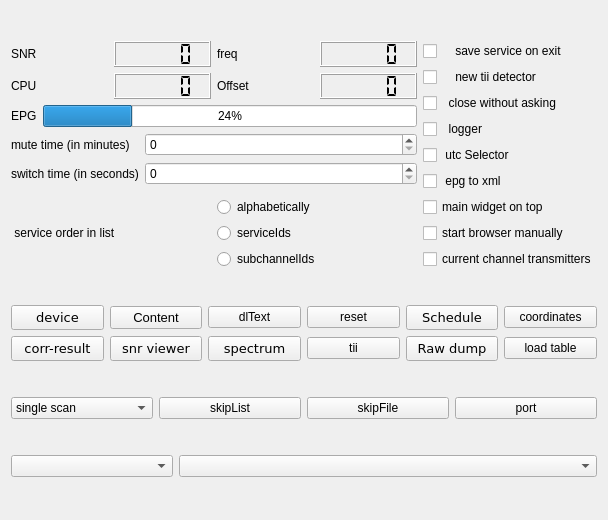
First picture: the form in qt-dab-s5/forms-v5/config-helper.ui, repository JvanKatwijk/qt-dab, before the edit.
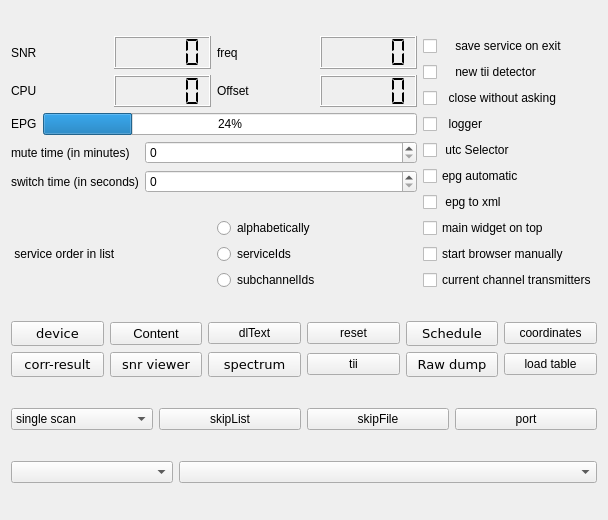
Second picture: the form after the edit. Custom widgets are drawn as their Qt base class.

Diff of the .ui file:
```diff
--- a/qt-dab-s5/forms-v5/config-helper.ui
+++ b/qt-dab-s5/forms-v5/config-helper.ui
@@ -244,6 +244,13 @@
          </property>
         </widget>
        </item>
+       <item>
+        <widget class="QCheckBox" name="epgSelector">
+         <property name="text">
+          <string>epg automatic</string>
+         </property>
+        </widget>
+       </item>
        <item>
         <widget class="QCheckBox" name="epg2xmlSelector">
          <property name="toolTip">
```
